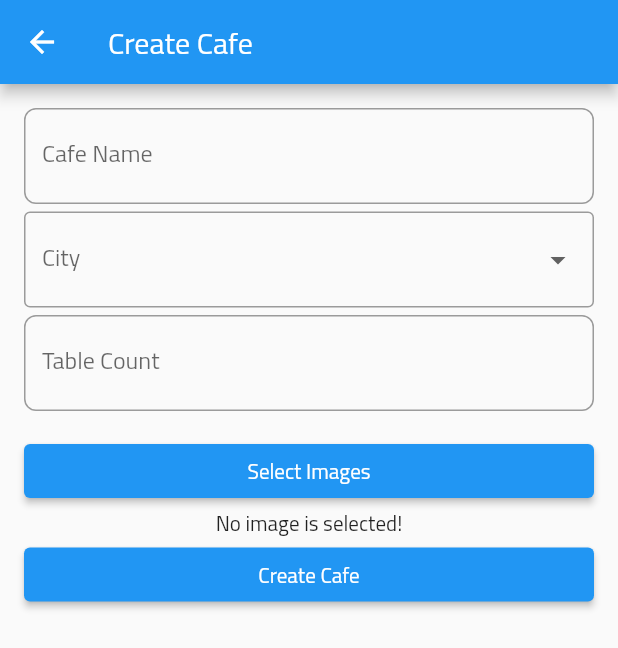
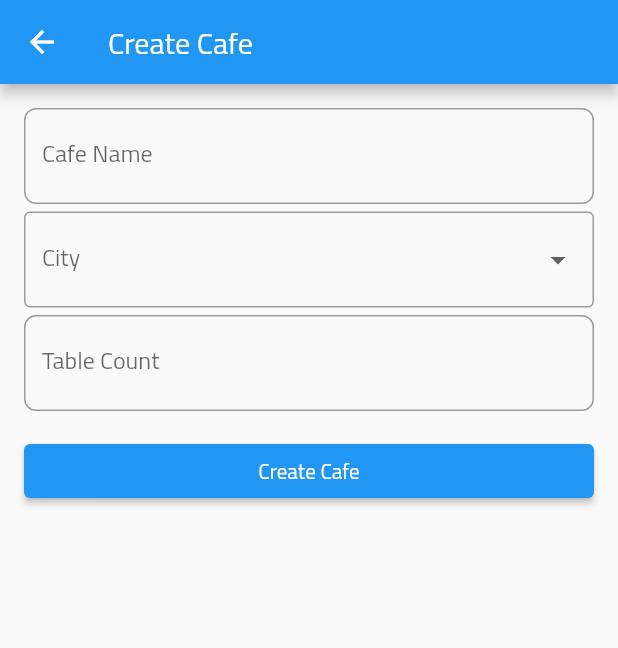
Before and after one commit to minaunal/BookCafe, a Flutter app: the CafeCreationPage screen opened directly with empty values, on a phone screen of 412 x 824 dp. Shown: the top 648 px of the screen. Run offline on Flutter 3.47's test engine with Material 2 defaults, Android fonts, the light colour scheme and no system bars; our stand-ins replace cloud_firestore, firebase_auth, firebase_core, firebase_storage, flutter_credit_card, flutter_rating_bar and 4 more; missing offline and left inert: flutter_animated_icons, flutter_barcode_scanner; accounts and stored records are empty.

Commit message:
Final fixes with design

```diff
--- a/lib/admin/create_cafe.dart
+++ b/lib/admin/create_cafe.dart
@@ -192,7 +192,7 @@ class _CafeCreationPageState extends State<CafeCreationPage> {
                   return null;
                 },
               ),
-              SizedBox(height: 5),
+              const SizedBox(height: 5),
 
               TextFormField(
                 controller: _tableCountController,
@@ -216,33 +216,7 @@ class _CafeCreationPageState extends State<CafeCreationPage> {
               ),
               const SizedBox(height: 16),
 
-              ElevatedButton(
-                onPressed: () async {
-                  await uploadImage();
-                },
-                child: const Text('Select Images'),
-              ),
-              Expanded(
-                child: SizedBox(
-                  width: 150.0,
-                  child: selectedImages.isEmpty
-                      ? const Center(child: Text('No image is selected!'))
-                      : GridView.builder(
-                    itemCount: selectedImages.length,
-                    gridDelegate:
-                    const SliverGridDelegateWithFixedCrossAxisCount(
-                      crossAxisCount: 3,
-                    ),
-                    itemBuilder: (BuildContext context, int index) {
-                      return Center(
-                        child: kIsWeb
-                            ? Image.network(selectedImages[index].path)
-                            : Image.file(selectedImages[index]),
-                      );
-                    },
-                  ),
-                ),
-              ),
+
               ElevatedButton(
 
                 onPressed: _isLoading ? null : _createCafe,
--- a/lib/credit_card.dart
+++ b/lib/credit_card.dart
@@ -23,6 +23,8 @@ class _CreditCardPageState extends State<CreditCardPage> {
   Widget build(BuildContext context) {
 
     return Scaffold(
+      backgroundColor: Color(int.parse("0xFFF4F2DE")),
+
       body: SafeArea(
         child: Column(
           children: [
--- a/lib/main.dart
+++ b/lib/main.dart
@@ -17,6 +17,7 @@ class MyApp extends StatelessWidget {
   @override
   Widget build(BuildContext context) {
     return MaterialApp(
+        debugShowCheckedModeBanner: false,
       theme: ThemeData(fontFamily: 'TitilliumWeb'),
       title: 'kitapcafe',
       initialRoute: "/",
--- a/lib/user_table_page.dart
+++ b/lib/user_table_page.dart
@@ -49,7 +49,6 @@ class _UserTablePageState extends State<UserTablePage> {
   @override
   void dispose(){
     super.dispose();
-    toggleAppBarVisibility();
   }
   void toggleAppBarVisibility() {
     setState(() {
@@ -615,7 +614,7 @@ class _TablePageState extends State<TablePage> {
     return Scaffold(
       backgroundColor: Color(int.parse("0xFFF4F2DE")),
       appBar: AppBar(
-        backgroundColor: Colors.black,
+        backgroundColor: Colors.blue,
         centerTitle: true,
         title: Text("Table ${widget.index}"),
       ),
```
Also changed, not shown: lib/admin/admin_screen.dart (+10 -6 lines), lib/admin/discount.dart (+6 -5 lines).
